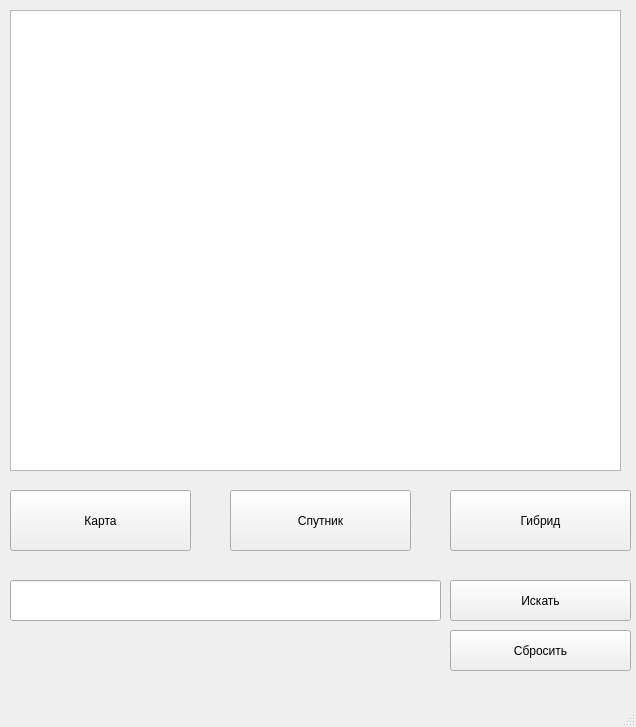
Before: the Qt Designer form Big_task.ui in iamanonym/BidMapsAPITask, drawn with Qt 5.
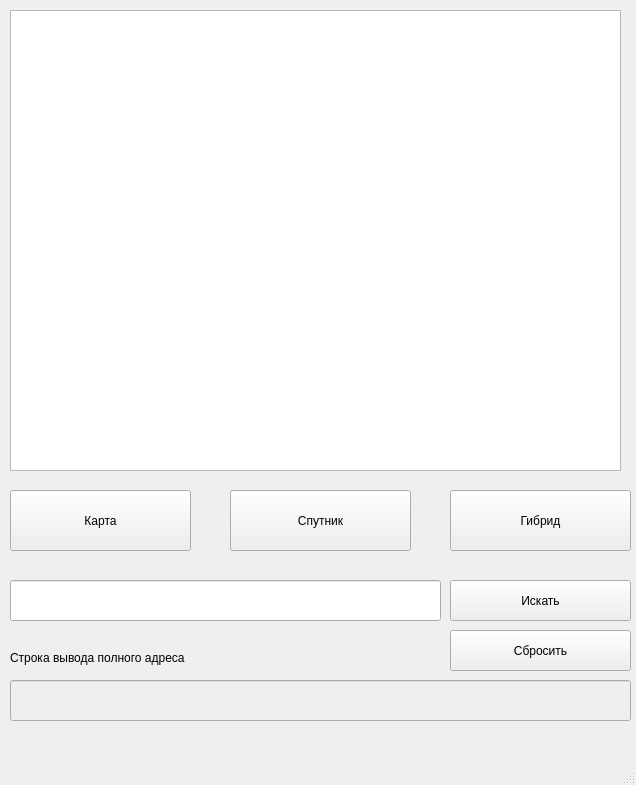
After: the same form once the commit is applied.

The edit to the form file:
```diff
--- a/Big_task.ui
+++ b/Big_task.ui
@@ -7,9 +7,14 @@
     <x>0</x>
     <y>0</y>
     <width>636</width>
-    <height>727</height>
+    <height>785</height>
    </rect>
   </property>
+  <property name="font">
+   <font>
+    <kerning>true</kerning>
+   </font>
+  </property>
   <property name="windowTitle">
    <string>MainWindow</string>
   </property>
@@ -99,6 +104,38 @@
      <string>Сбросить</string>
     </property>
    </widget>
+   <widget class="QLineEdit" name="line2">
+    <property name="enabled">
+     <bool>false</bool>
+    </property>
+    <property name="geometry">
+     <rect>
+      <x>10</x>
+      <y>680</y>
+      <width>621</width>
+      <height>41</height>
+     </rect>
+    </property>
+    <property name="styleSheet">
+     <string notr="true">color: rgb(0, 0, 0);</string>
+    </property>
+    <property name="text">
+     <string/>
+    </property>
+   </widget>
+   <widget class="QLabel" name="label">
+    <property name="geometry">
+     <rect>
+      <x>10</x>
+      <y>650</y>
+      <width>191</width>
+      <height>16</height>
+     </rect>
+    </property>
+    <property name="text">
+     <string>Строка вывода полного адреса</string>
+    </property>
+   </widget>
   </widget>
   <widget class="QMenuBar" name="menubar">
    <property name="geometry">
```
